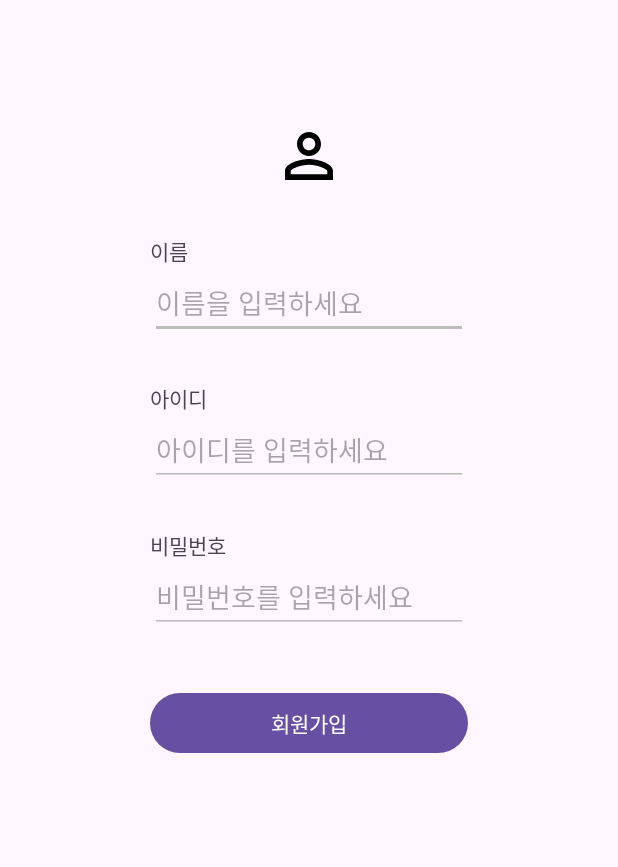
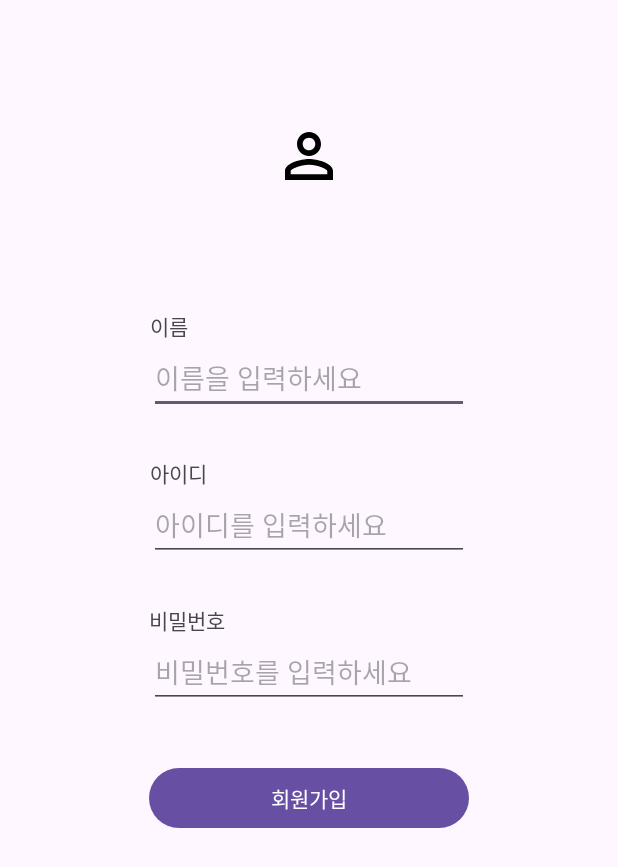
Before and after one commit to Kim-Min-Jong/nbcamp_android_basic, an Android app: the SignUpActivity screen opened directly, with no data from a screen before it, on a phone screen of 412 x 824 dp. Shown: the top 867 px of the screen. Run offline under Robolectric (Android 15) with nearby library versions, the phone set to English and light mode, and no system bars.

```diff
--- a/app/src/main/res/layout/activity_sign_up.xml
+++ b/app/src/main/res/layout/activity_sign_up.xml
@@ -23,28 +23,21 @@
         android:layout_height="wrap_content"
         android:layout_marginStart="100dp"
         android:text="@string/name"
-        app:layout_constraintBottom_toTopOf="@+id/textInputLayoutName"
+        app:layout_constraintBottom_toTopOf="@+id/editTextName"
         app:layout_constraintStart_toStartOf="parent" />
-    <com.google.android.material.textfield.TextInputLayout
-        android:id="@+id/textInputLayoutName"
-        style="@style/EditTextAppStyle"
-        android:theme="@style/EditTextAppStyle"
-        android:layout_width="0dp"
+    <EditText
+        android:id="@+id/editTextName"
+        android:layout_width="wrap_content"
         android:layout_height="wrap_content"
+        android:layout_marginTop="100dp"
+        android:ems="10"
+        android:inputType="text"
+        android:hint="@string/put_name"
         app:layout_constraintEnd_toEndOf="parent"
-        android:layout_marginTop="50dp"
-        android:layout_marginStart="100dp"
-        android:layout_marginEnd="100dp"
         app:layout_constraintHorizontal_bias="0.500"
         app:layout_constraintStart_toStartOf="parent"
-        app:layout_constraintTop_toBottomOf="@+id/imageView" >
-        <com.google.android.material.textfield.TextInputEditText
-            android:id="@+id/editTextName"
-            android:layout_width="match_parent"
-            android:layout_height="wrap_content"
-            android:inputType="text"
-            android:hint="@string/put_name" />
-    </com.google.android.material.textfield.TextInputLayout>
+        app:layout_constraintTop_toBottomOf="@+id/imageView" />
+
 
 
     <TextView
@@ -53,69 +46,41 @@
         android:layout_height="wrap_content"
         android:layout_marginStart="100dp"
         android:text="@string/id"
-        app:layout_constraintBottom_toTopOf="@+id/textInputLayoutId"
+        app:layout_constraintBottom_toTopOf="@+id/editTextSignId"
         app:layout_constraintStart_toStartOf="parent" />
-    <com.google.android.material.textfield.TextInputLayout
-        android:id="@+id/textInputLayoutId"
-        style="@style/EditTextAppStyle"
-        android:theme="@style/EditTextAppStyle"
-        android:layout_width="0dp"
+    <EditText
+        android:id="@+id/editTextSignId"
+        android:layout_width="wrap_content"
         android:layout_height="wrap_content"
         android:layout_marginTop="50dp"
-        android:layout_marginStart="100dp"
-        android:layout_marginEnd="100dp"
+        android:ems="10"
+        android:inputType="text"
+        android:hint="@string/put_id"
         app:layout_constraintEnd_toEndOf="parent"
         app:layout_constraintHorizontal_bias="0.500"
         app:layout_constraintStart_toStartOf="parent"
-        app:layout_constraintTop_toBottomOf="@+id/textInputLayoutName"
-        >
-        <com.google.android.material.textfield.TextInputEditText
-            android:id="@+id/editTextSignId"
-            android:layout_width="match_parent"
-            android:layout_height="wrap_content"
-            android:layout_marginTop="50dp"
-            android:ems="10"
-            android:inputType="text"
-            android:hint="@string/put_id"
-        />
-
-    </com.google.android.material.textfield.TextInputLayout>
-
+        app:layout_constraintTop_toBottomOf="@+id/editTextName" />
     <TextView
         android:id="@+id/textView2"
         android:layout_width="wrap_content"
         android:layout_height="wrap_content"
         android:text="@string/password"
+        app:layout_constraintBottom_toTopOf="@+id/editTextTextSignPassword"
+        app:layout_constraintStart_toStartOf="@+id/editTextTextSignPassword" />
 
-        app:layout_constraintBottom_toTopOf="@+id/textInputLayoutPwd"
-        app:layout_constraintStart_toStartOf="@+id/textInputLayoutPwd" />
-
-    <com.google.android.material.textfield.TextInputLayout
-        android:id="@+id/textInputLayoutPwd"
-        style="@style/EditTextAppStyle"
-        android:theme="@style/EditTextAppStyle"
-        android:layout_width="0dp"
+    <EditText
+        android:id="@+id/editTextTextSignPassword"
+        android:layout_width="wrap_content"
         android:layout_height="wrap_content"
         android:layout_marginTop="50dp"
-        android:layout_marginStart="100dp"
-        android:layout_marginEnd="100dp"
+        android:ems="10"
+        android:hint="@string/put_password"
+        android:inputType="textPassword"
         app:layout_constraintEnd_toEndOf="parent"
         app:layout_constraintHorizontal_bias="0.500"
         app:layout_constraintStart_toStartOf="parent"
-        app:layout_constraintTop_toBottomOf="@+id/textInputLayoutId">
 
-        <EditText
-            android:id="@+id/editTextTextSignPassword"
-            android:layout_width="match_parent"
-            android:layout_height="wrap_content"
-            android:layout_marginTop="50dp"
-            android:ems="10"
-            android:hint="@string/put_password"
-            android:inputType="textPassword"
- />
-    </com.google.android.material.textfield.TextInputLayout>
-
-
+        app:layout_constraintTop_toBottomOf="@+id/editTextSignId" />
 
 
     <Button
@@ -124,9 +89,9 @@
         android:layout_height="wrap_content"
         android:layout_marginTop="36dp"
         android:text="@string/sign_in"
-        app:layout_constraintEnd_toEndOf="@+id/textInputLayoutPwd"
+        app:layout_constraintEnd_toEndOf="@+id/editTextTextSignPassword"
         app:layout_constraintHorizontal_bias="0.0"
-        app:layout_constraintStart_toStartOf="@+id/textInputLayoutPwd"
-        app:layout_constraintTop_toBottomOf="@+id/textInputLayoutPwd" />
+        app:layout_constraintStart_toStartOf="@+id/editTextTextSignPassword"
+        app:layout_constraintTop_toBottomOf="@+id/editTextTextSignPassword" />
 
 </androidx.constraintlayout.widget.ConstraintLayout>
```
